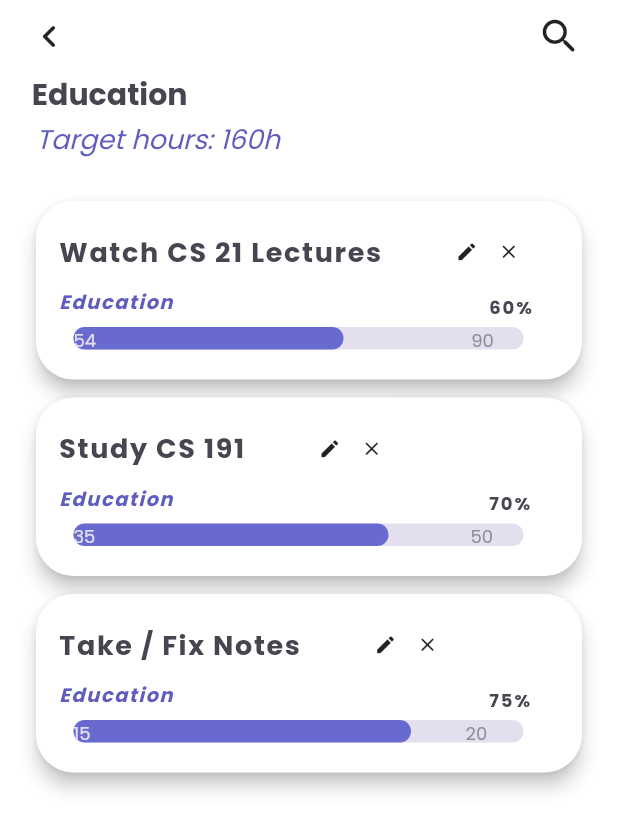
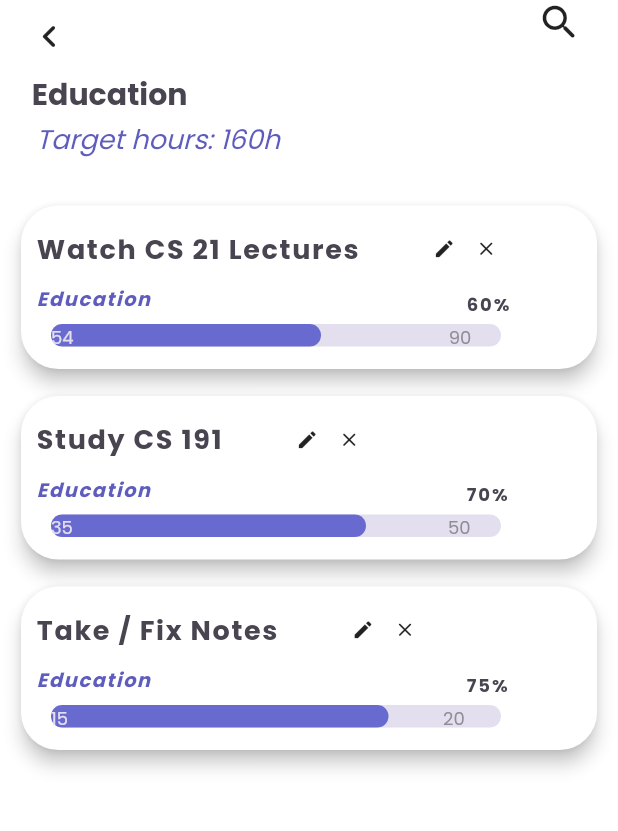
Before and after one commit to Habit-Tracker-192/Habit-Tracker, a Flutter app: the categDetail screen opened directly, on a phone screen of 412 x 824 dp. Shown: the top 831 px of the screen. Run offline on Flutter 3.47's test engine with Material 2 defaults, Android fonts, the phone set to English and light mode, and no system bars; drawn by our look-alikes of percent_indicator; our stand-ins replace cloud_firestore, firebase_auth, firebase_core; accounts and stored records are empty.

Commit message:
Update categDetail.dart

```diff
--- a/first_app/lib/screens/categDetail.dart
+++ b/first_app/lib/screens/categDetail.dart
@@ -31,7 +31,7 @@ class categDetail extends StatelessWidget {
 
               IconButton(
                 alignment: Alignment.centerRight,
-                padding: EdgeInsets.fromLTRB(310, 0, 20, 0),
+                padding: EdgeInsets.fromLTRB(310, 0, 0, 20),
                 icon: Icon(Icons.search_rounded, size: 30.0),
 
                 onPressed: (){},
@@ -59,7 +59,7 @@ class categDetail extends StatelessWidget {
             itemBuilder: (BuildContext context, int index) =>
             Container( //return gesturedetector child: container
                 width: MediaQuery.of(context).size.width,
-                padding: EdgeInsets.symmetric(horizontal: 20.0, vertical: 2.0),
+                padding: EdgeInsets.symmetric(horizontal: 10.0, vertical: 5.0),
                 child: Card(
                   elevation: 5.0,
                   shape: RoundedRectangleBorder(
@@ -67,7 +67,7 @@ class categDetail extends StatelessWidget {
                   ),
                   child: Container(
                     width: MediaQuery.of(context).size.width,
-                    padding: EdgeInsets.symmetric(horizontal: 10.0, vertical: 10.0),
+                    padding: EdgeInsets.symmetric(horizontal: 5.0, vertical: 5.0),
                     child: Row(
                       mainAxisAlignment: MainAxisAlignment.spaceBetween,
                       crossAxisAlignment: CrossAxisAlignment.start,
```
